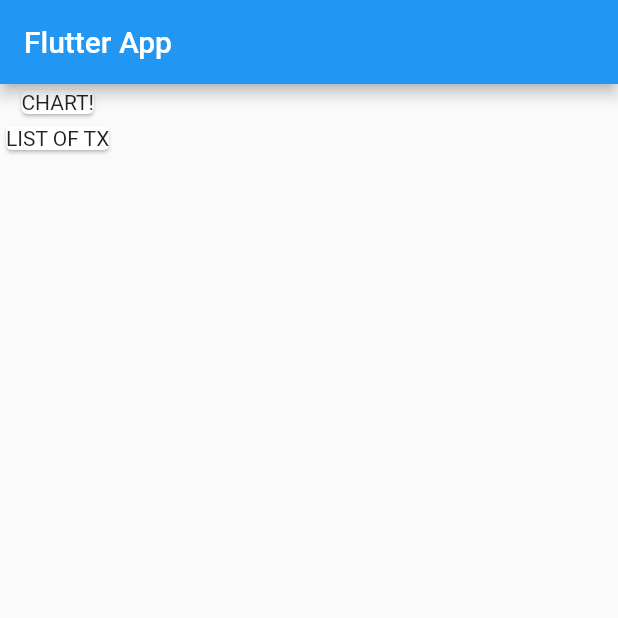
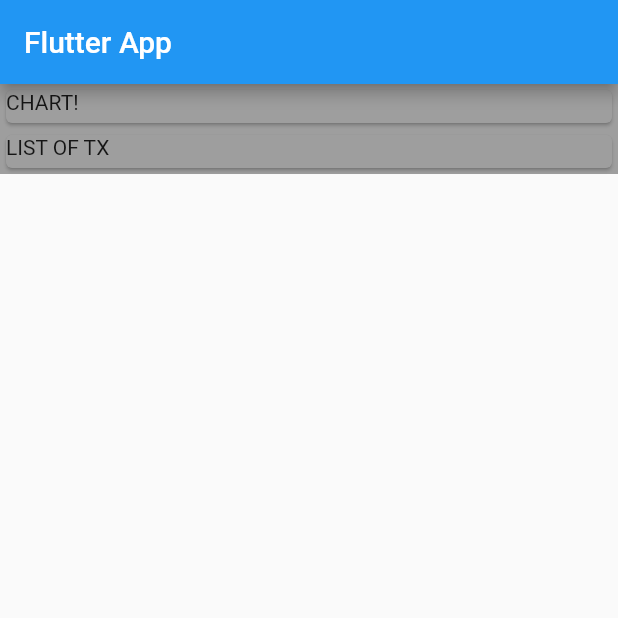
Before and after one commit to lowqilong/learn-flutter, a Flutter app: the screen it shows after launch, on a phone screen of 412 x 824 dp, the top half of it. Run offline on Flutter 3.47's test engine with Material 2 defaults, Android fonts, the phone set to English and light mode, and no system bars.

Commit message:
created cards

```diff
--- a/expense_app/lib/main.dart
+++ b/expense_app/lib/main.dart
@@ -20,11 +20,23 @@ class MyHomePage extends StatelessWidget {
         title: Text('Flutter App'),
       ),
       body: Column(children: <Widget>[
-        Card(
-          child: Text('CHART!'),
+        Container(
+          width: double.infinity,
+          height: 30.0,
+          color: Colors.grey,
+          child: Card(
+            child: Text('CHART!'),
+            color: Colors.grey,
+          ),
         ),
-        Card(
-          child: Text('LIST OF TX'),
+        Container(
+          width: double.infinity,
+          height: 30.0,
+          color: Colors.grey,
+          child: Card(
+            child: Text('LIST OF TX'),
+            color: Colors.grey,
+          ),
         ),
       ]),
     );
```
